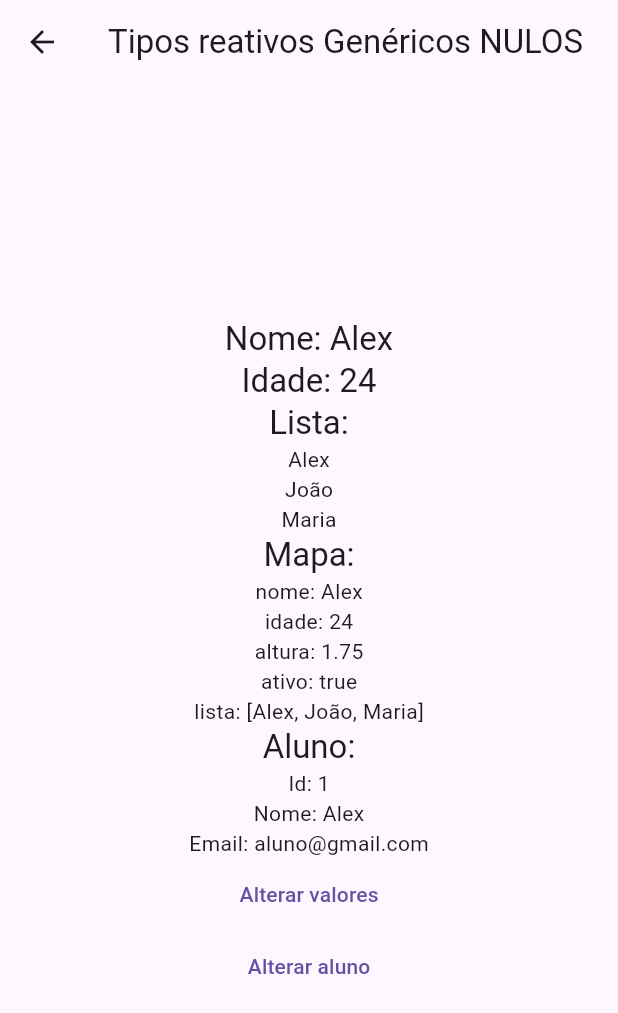
After one commit to alexlsilva7/academia-do-flutter-training, a Flutter app: the TiposReativosGenericosNulosPage screen opened by its route, on a phone screen of 412 x 824 dp. The commit adds this screen. Shown: the top 1013 px of the screen. Run offline on Flutter 3.47's test engine with Material 2 defaults, Android fonts, the phone set to English and light mode, and no system bars; our stand-ins replace get.

Commit message:
Rxn - reatividade com valores nulos

```diff
--- a/Flutter/getx/get_iniciando/lib/home_page.dart
+++ b/Flutter/getx/get_iniciando/lib/home_page.dart
@@ -32,6 +32,12 @@ class HomePage extends StatelessWidget {
               },
               child: const Text('Tipos Reativos Genéricos'),
             ),
+            TextButton(
+              onPressed: () {
+                Get.toNamed('/tipos/reativos_genericos_nulos');
+              },
+              child: const Text('Tipos Reativos Genéricos NULOS'),
+            ),
           ],
         ),
       ),
--- a/Flutter/getx/get_iniciando/lib/main.dart
+++ b/Flutter/getx/get_iniciando/lib/main.dart
@@ -4,6 +4,7 @@ import 'package:get_iniciando/home_page.dart';
 import 'package:get_iniciando/pages/basico/reatividade_page.dart';
 import 'package:get_iniciando/pages/page_not_found_page.dart';
 import 'package:get_iniciando/pages/tipos/tipos_reativos_genericos_page.dart';
+import 'package:get_iniciando/pages/tipos/tipos_reativos_genericos_nulos_page.dart';
 import 'package:get_iniciando/pages/tipos/tipos_reativos_page.dart';
 
 void main() {
@@ -40,6 +41,9 @@ class MyApp extends StatelessWidget {
         GetPage(
             name: '/tipos/reativos_genericos',
             page: () => TiposReativosGenericosPage()),
+        GetPage(
+            name: '/tipos/reativos_genericos_nulos',
+            page: () => TiposReativosGenericosNulosPage()),
       ],
     );
   }
--- /dev/null
+++ b/Flutter/getx/get_iniciando/lib/pages/tipos/tipos_reativos_genericos_nulos_page.dart
@@ -0,0 +1,110 @@
+import 'package:flutter/material.dart';
+import 'package:get/get.dart';
+import 'package:get_iniciando/pages/tipos/model/aluno.dart';
+
+class TiposReativosGenericosNulosPage extends StatelessWidget {
+  final nome = Rxn<String>('Alex');
+  final idade = Rxn<int>(24);
+
+  final lista = Rxn<List<String>>(['Alex', 'João', 'Maria']);
+  final mapa = Rxn<Map<String, dynamic>>({
+    'nome': 'Alex',
+    'idade': 24,
+    'altura': 1.75,
+    'ativo': true,
+    'lista': ['Alex', 'João', 'Maria'],
+  });
+
+  final aluno =
+      Rxn<Aluno>(Aluno(id: 1, nome: 'Alex', email: 'aluno@gmail.com'));
+
+  TiposReativosGenericosNulosPage({Key? key}) : super(key: key);
+
+  @override
+  Widget build(BuildContext context) {
+    return Scaffold(
+      appBar: AppBar(
+        title: const Text('Tipos reativos Genéricos NULOS'),
+      ),
+      body: Center(
+          child: Column(
+        mainAxisAlignment: MainAxisAlignment.center,
+        children: [
+          Obx(() => Text(
+                'Nome: ${nome.value}',
+                style: Theme.of(context).textTheme.titleLarge,
+              )),
+          Obx(() => Text(
+                'Idade: ${idade.value}',
+                style: Theme.of(context).textTheme.titleLarge,
+              )),
+          Obx(
+            () => Column(
+              children: [
+                Text(
+                  'Lista:',
+                  style: Theme.of(context).textTheme.titleLarge,
+                ),
+                ...?lista.value?.map(Text.new).toList(),
+              ],
+            ),
+          ),
+          Obx(
+            () => Column(
+              children: [
+                Text(
+                  'Mapa:',
+                  style: Theme.of(context).textTheme.titleLarge,
+                ),
+                ...?mapa.value?.entries
+                    .map((e) => Text('${e.key}: ${e.value}'))
+                    .toList(),
+              ],
+            ),
+          ),
+          Obx(
+            () => Column(
+              children: [
+                Text(
+                  'Aluno:',
+                  style: Theme.of(context).textTheme.titleLarge,
+                ),
+                Text('Id: ${aluno.value?.id}'),
+                Text('Nome: ${aluno.value?.nome}'),
+                Text('Email: ${aluno.value?.email}'),
+              ],
+            ),
+          ),
+          TextButton(
+            onPressed: () {
+              nome.value = 'João';
+              idade.value = 30;
+
+              lista.value = ['João', 'Maria', 'Alex'];
+              lista.refresh();
+              mapa.value?['nome'] = 'João';
+              mapa.value?['idade'] = 30;
+              mapa.value?['altura'] = 1.80;
+              mapa.value?['ativo'] = false;
+              mapa.value?['lista'] = ['João', 'Maria', 'Alex'];
+              mapa.refresh();
+            },
+            child: const Text('Alterar valores'),
+          ),
+          TextButton(
+            onPressed: () {
+              // aluno.value.id = 2;
+              // aluno.value.nome = 'João';
+              // aluno.value.email = 'test@gmail.com';
+              // aluno.refresh();
+
+              //callable class
+              aluno(Aluno(id: 2, nome: 'João', email: 'test@gmail.com'));
+            },
+            child: const Text('Alterar aluno'),
+          ),
+        ],
+      )),
+    );
+  }
+}
```
